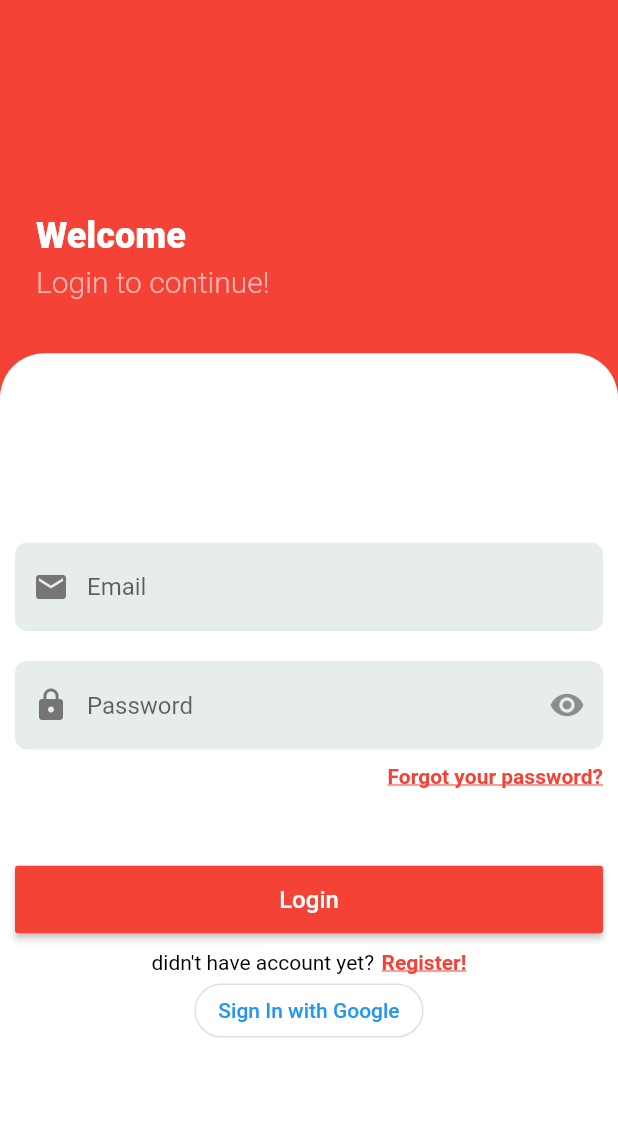
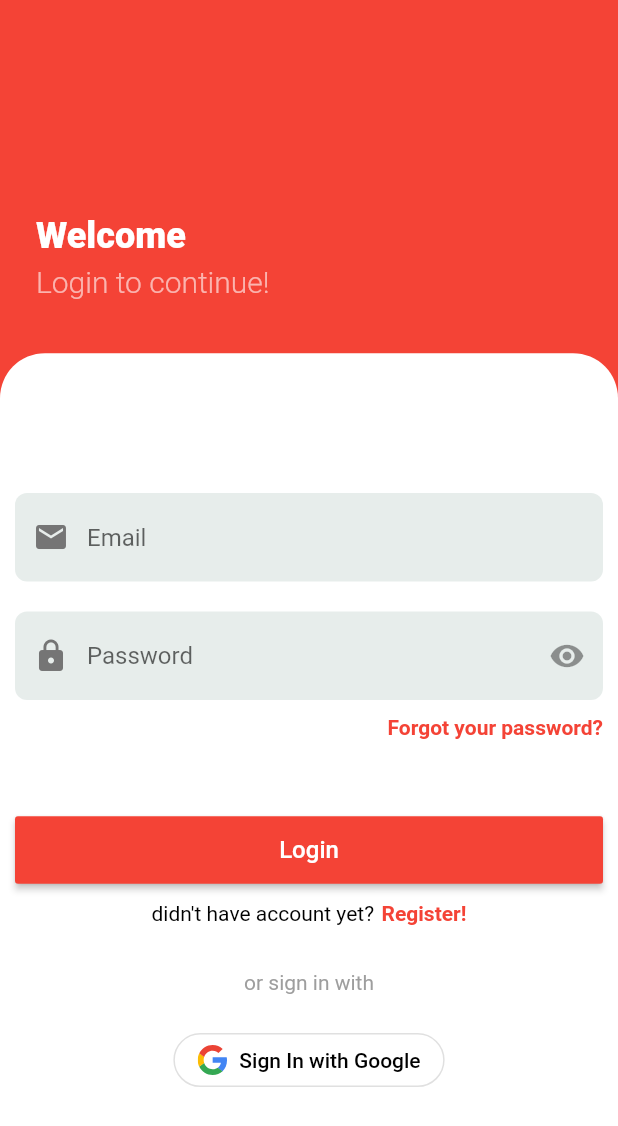
Before and after one commit to AndhikaK/chatapp, a Flutter app: the LoginPage screen opened directly, after a tap on "Sign In with Google", on a phone screen of 412 x 824 dp. Shown: the top 1126 px of the screen. Run offline on Flutter 3.47's test engine with Material 2 defaults, Android fonts, the phone set to English and light mode, and no system bars; our stand-ins replace bubble, cloud_firestore, email_validator, firebase_auth, firebase_core, flutter_svg and 1 more; accounts and stored records are empty.

Commit message:
fix login with google button

```diff
--- a/lib/pages/login_page.dart
+++ b/lib/pages/login_page.dart
@@ -176,7 +176,6 @@ class _LoginPageState extends State<LoginPage> {
                                   style: TextStyle(
                                     color: Colors.red,
                                     fontWeight: FontWeight.w700,
-                                    decoration: TextDecoration.underline,
                                   ),
                                 ),
                               )
@@ -251,11 +250,22 @@ class _LoginPageState extends State<LoginPage> {
                                   style: TextStyle(
                                     color: Colors.red,
                                     fontWeight: FontWeight.w700,
-                                    decoration: TextDecoration.underline,
                                   ),
                                 ),
                               )
                             ],
+                          ),
+                          SizedBox(
+                            height: 30.0,
+                          ),
+                          Text(
+                            "or sign in with",
+                            style: TextStyle(
+                              color: Colors.grey,
+                            ),
+                          ),
+                          SizedBox(
+                            height: 20.0,
                           ),
                           GoogleSignInButton(),
                         ],
--- a/lib/service/auth.dart
+++ b/lib/service/auth.dart
@@ -163,6 +163,8 @@ class Auth {
   // im not sure if its  gonna work, but we gotta see xD
   // the architecture is so different from the one at FLutterfire docs
   // dang
+  // but it work
+  // pog
   signInWithGoogle(BuildContext buildContext) async {
     try {
       final GoogleSignInAccount googleUser = await GoogleSignIn().signIn();
@@ -175,14 +177,14 @@ class Auth {
         idToken: googleAuth.idToken,
       );
 
-      print("Access token: ${googleAuth.accessToken}");
-      print("Id token: ${googleAuth.idToken}");
-
       await FirebaseAuth.instance.signInWithCredential(credential);
 
       Future.delayed(const Duration(milliseconds: 500), () {
         RestartWidget.restartApp(buildContext);
       });
+
+      ScaffoldMessenger.of(buildContext)
+          .showSnackBar(SnackBar(content: Text('Login success!')));
     } on FirebaseAuthException catch (e) {
       print("login-google-error: ${e.code}");
       ScaffoldMessenger.of(buildContext)
--- a/lib/widgets/google_sign_in_button.dart
+++ b/lib/widgets/google_sign_in_button.dart
@@ -1,5 +1,6 @@
 import 'package:chatapp/service/auth.dart';
 import 'package:flutter/material.dart';
+import 'package:flutter_svg/flutter_svg.dart';
 
 class GoogleSignInButton extends StatefulWidget {
   @override
@@ -9,7 +10,7 @@ class GoogleSignInButton extends StatefulWidget {
 class _GoogleSignInButtonState extends State<GoogleSignInButton> {
   @override
   Widget build(BuildContext context) {
-    return OutlinedButton(
+    return OutlinedButton.icon(
       onPressed: () {
         // context.read<AuthenticationServices>().signInWithGoogle();
         Auth().signInWithGoogle(context);
@@ -22,7 +23,17 @@ class _GoogleSignInButtonState extends State<GoogleSignInButton> {
           ),
         ),
       ),
-      child: Text("Sign In with Google"),
+      icon: SvgPicture.asset(
+        'assets/svg/google-icon.svg',
+        height: 20,
+        width: 20,
+      ),
+      label: Text(
+        "Sign In with Google",
+        style: TextStyle(
+          color: Colors.black,
+        ),
+      ),
     );
   }
 }
--- a/pubspec.yaml
+++ b/pubspec.yaml
@@ -34,6 +34,7 @@ dependencies:
   flutter_localizations:
     sdk: flutter
   google_sign_in: ^5.0.4
+  flutter_svg: ^0.22.0
 
 dev_dependencies:
   flutter_test:
@@ -48,8 +49,8 @@ flutter:
   # the material Icons class.
   uses-material-design: true
   # To add assets to your application, add an assets section, like this:
-  # assets:
-  #   - images/a_dot_burr.jpeg
+  assets:
+    - assets/svg/
   #   - images/a_dot_ham.jpeg
   # An image asset can refer to one or more resolution-specific "variants", see
   # https://flutter.dev/assets-and-images/#resolution-aware.
```
Also changed, not shown: pubspec.lock.
